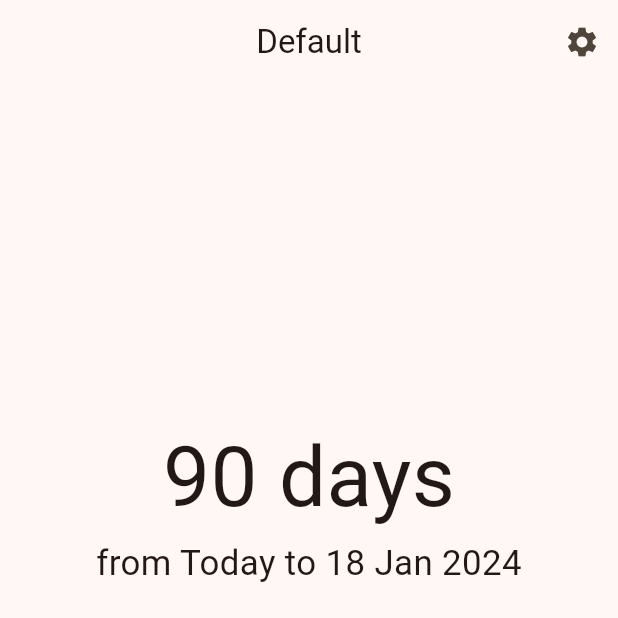
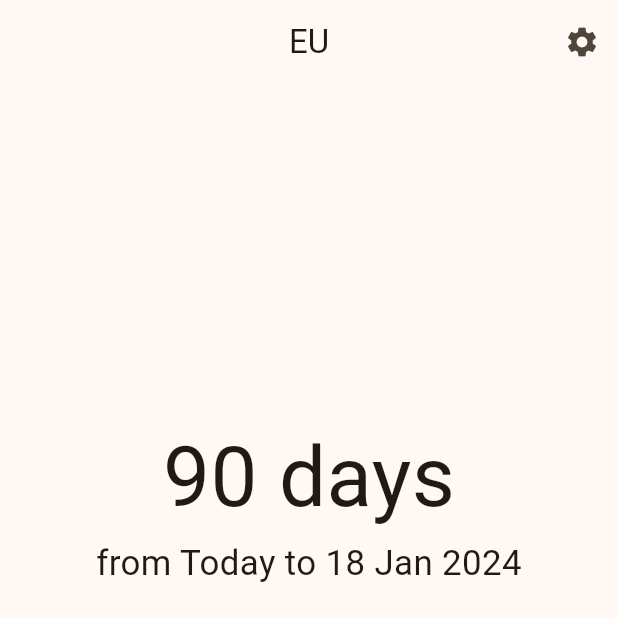
Before and after one commit to Oleh-Kupich/remaining_days, a Flutter app: the screen it shows after launch, on a phone screen of 412 x 824 dp, the top half of it. Run offline on Flutter 3.47's test engine with Material 2 defaults, Android fonts, the light colour scheme and no system bars; our stand-ins replace easy_localization, flutter_form_builder, flutter_secure_storage, flutter_slidable, form_builder_validators.

```diff
--- a/lib/main.dart
+++ b/lib/main.dart
@@ -26,7 +26,7 @@ class RemainingDaysApp extends StatelessWidget {
   Widget build(BuildContext context) {
     final colorScheme = ColorScheme.fromSeed(seedColor: Colors.orangeAccent);
     return MaterialApp(
-      title: 'Remaining Days',
+      title: 'Days',
       localizationsDelegates: context.localizationDelegates + [FormBuilderLocalizations.delegate],
       supportedLocales: context.supportedLocales,
       locale: context.locale,
--- a/lib/models/region_config.dart
+++ b/lib/models/region_config.dart
@@ -12,7 +12,7 @@ class RegionConfig {
       required this.selected,
       required this.stays,});
 
-  RegionConfig.defaultConfig() : name = 'Default', maxStay = 90, rollingPeriod = 180, sortAscending = false, selected = true, stays = [];
+  RegionConfig.defaultConfig() : name = 'EU', maxStay = 90, rollingPeriod = 180, sortAscending = false, selected = true, stays = [];
 
   String name;
   int maxStay;
```
Also changed, not shown: 2 other files.
